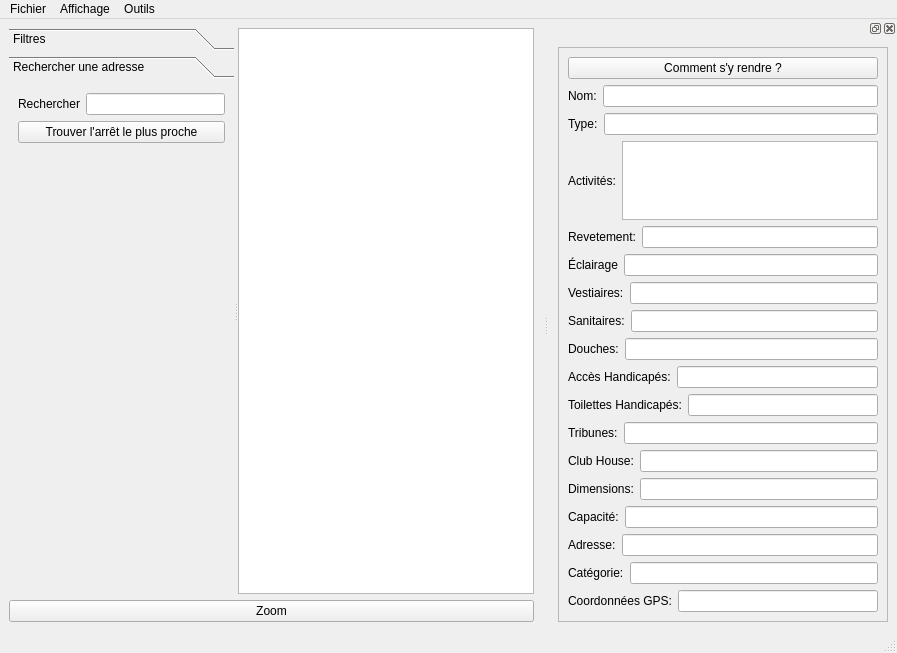
Qt form interface.ui (Fabien-B/Projet-Python) before a commit.
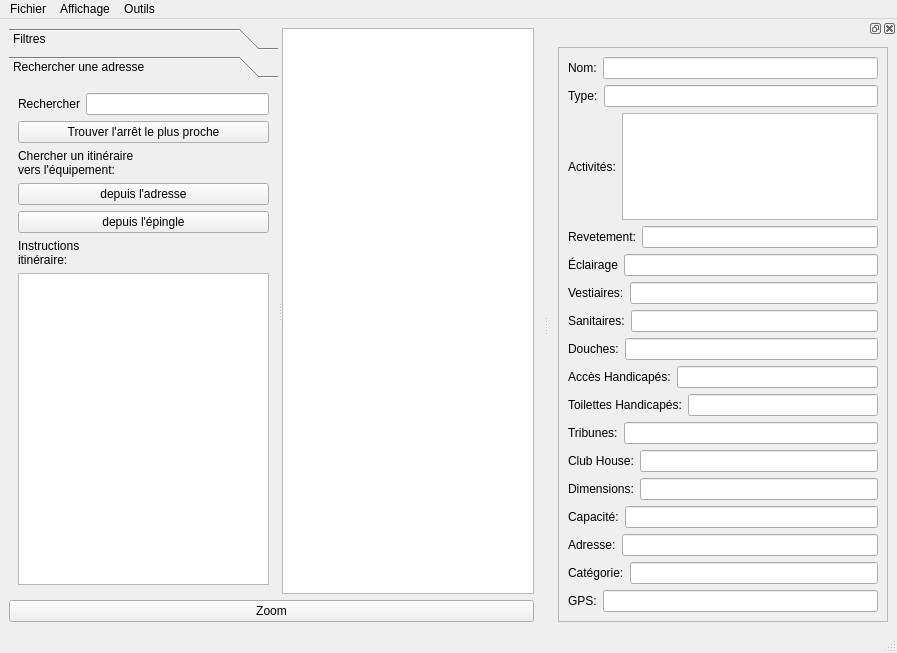
The same form after that commit. The open tabs and pages were chosen to show the change. Icons and pictures are not drawn. Custom widgets are drawn as their Qt base class.

Commit message: Peut trouver un itinéraire à partir d'un point placé à la volée en double cliquant.

Patch:
```diff
--- a/interface.ui
+++ b/interface.ui
@@ -86,8 +86,8 @@
          <rect>
           <x>0</x>
           <y>0</y>
-          <width>229</width>
-          <height>480</height>
+          <width>277</width>
+          <height>455</height>
          </rect>
         </property>
         <attribute name="label">
@@ -116,17 +116,41 @@
           </widget>
          </item>
          <item>
-          <spacer name="verticalSpacer">
-           <property name="orientation">
-            <enum>Qt::Vertical</enum>
+          <widget class="QLabel" name="label_3">
+           <property name="text">
+            <string>Chercher un itinéraire
+vers l'équipement:</string>
            </property>
-           <property name="sizeHint" stdset="0">
-            <size>
-             <width>20</width>
-             <height>40</height>
-            </size>
+          </widget>
+         </item>
+         <item>
+          <widget class="QPushButton" name="Findequiarret_2_button">
+           <property name="text">
+            <string>depuis l'adresse</string>
            </property>
-          </spacer>
+          </widget>
+         </item>
+         <item>
+          <widget class="QPushButton" name="findPathFromPinButton">
+           <property name="text">
+            <string>depuis l'épingle</string>
+           </property>
+          </widget>
+         </item>
+         <item>
+          <widget class="QLabel" name="label_19">
+           <property name="text">
+            <string>Instructions
+itinéraire:</string>
+           </property>
+          </widget>
+         </item>
+         <item>
+          <widget class="QTextEdit" name="textEdit">
+           <property name="readOnly">
+            <bool>true</bool>
+           </property>
+          </widget>
          </item>
         </layout>
        </widget>
@@ -192,21 +216,14 @@
         <property name="geometry">
          <rect>
           <x>0</x>
-          <y>0</y>
-          <width>330</width>
-          <height>701</height>
+          <y>-197</y>
+          <width>353</width>
+          <height>748</height>
          </rect>
         </property>
         <layout class="QVBoxLayout" name="verticalLayout_8">
          <item>
           <layout class="QVBoxLayout" name="verticalLayout_4">
-           <item>
-            <widget class="QPushButton" name="Findequiarret_2_button">
-             <property name="text">
-              <string>Comment s'y rendre ?</string>
-             </property>
-            </widget>
-           </item>
            <item>
             <layout class="QHBoxLayout" name="layoutNom">
              <item>
@@ -499,7 +516,7 @@
              <item>
               <widget class="QLabel" name="label_16">
                <property name="text">
-                <string>Coordonnées GPS:</string>
+                <string>GPS:</string>
                </property>
               </widget>
              </item>
```
Left out of the diff: 6 changed lines with no effect on the pictures. The commit also changes 11 other files.
